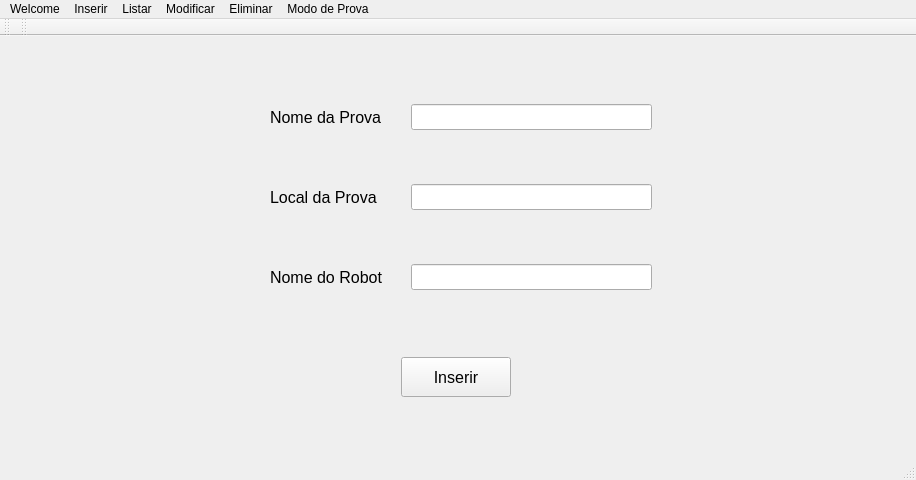
Above: si/qt/gamelic_qt/mainwindow.ui from Wultyc/ISEP_1718_2A2S_LSIS1 before the change. Below: the same form after it.
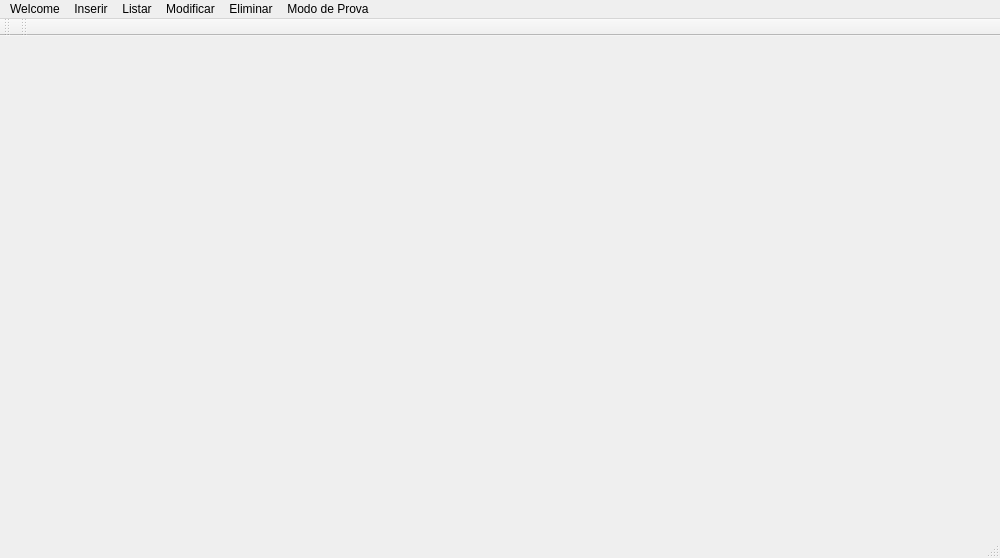
That is the form after the change. The open tabs and pages were chosen to show the change.

```diff
--- a/si/qt/gamelic_qt/mainwindow.ui
+++ b/si/qt/gamelic_qt/mainwindow.ui
@@ -14,7 +14,28 @@
    <string>MainWindow</string>
   </property>
   <widget class="QWidget" name="centralWidget">
+   <property name="sizePolicy">
+    <sizepolicy hsizetype="Fixed" vsizetype="Fixed">
+     <horstretch>0</horstretch>
+     <verstretch>0</verstretch>
+    </sizepolicy>
+   </property>
+   <property name="minimumSize">
+    <size>
+     <width>1000</width>
+     <height>500</height>
+    </size>
+   </property>
+   <property name="maximumSize">
+    <size>
+     <width>1000</width>
+     <height>500</height>
+    </size>
+   </property>
    <layout class="QGridLayout" name="gridLayout">
+    <property name="sizeConstraint">
+     <enum>QLayout::SetFixedSize</enum>
+    </property>
     <item row="1" column="0">
      <widget class="QStackedWidget" name="stackedWidget">
       <property name="currentIndex">
```
Left out of the diff: 2 changed lines with no effect on the pictures.
